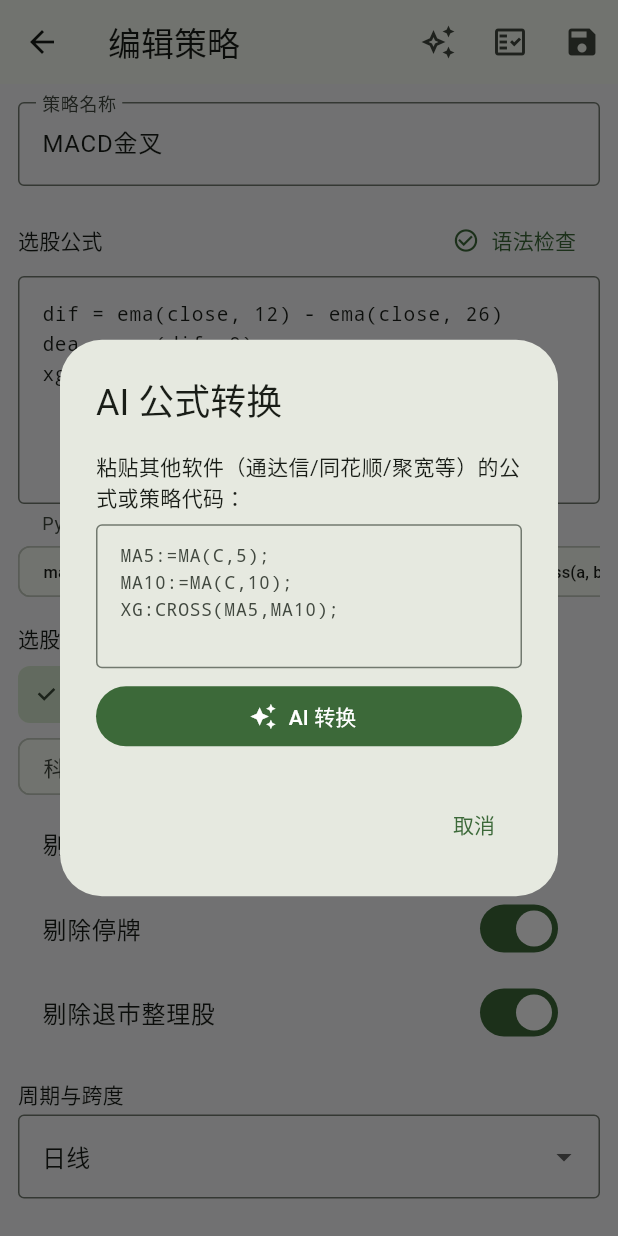
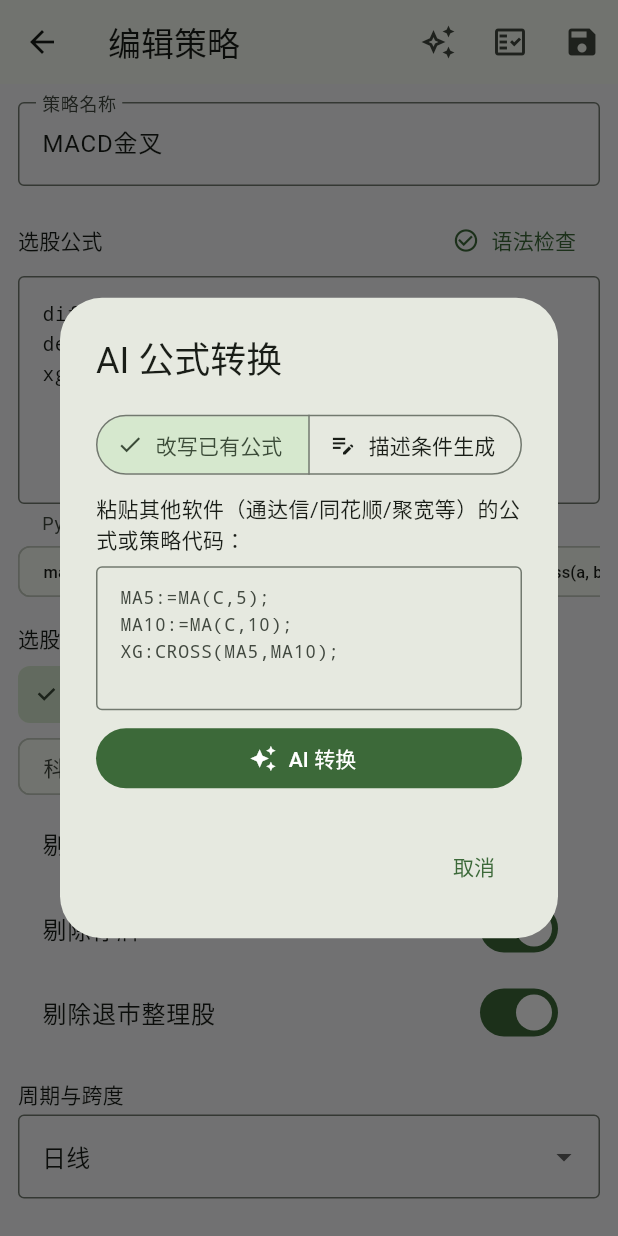
Before and after one commit to EdanVic/tdx-stock-picker, a Flutter app: the StrategyEditPage screen opened directly with sample values from the repository, after a tap on the "auto awesome" icon, on a phone screen of 412 x 824 dp. Run offline on Flutter 3.47's test engine with Material 3 defaults, Android fonts, the phone set to English and light mode, and no system bars; our stand-ins replace share_plus.

Commit message:
feat: V2.3.0 自然语言生成公式 + BARSLAST + 结果单标的删除

```diff
--- a/lib/ui/strategy_edit_page.dart
+++ b/lib/ui/strategy_edit_page.dart
@@ -353,6 +353,7 @@ class AiConvertDialog extends StatefulWidget {
 
 class _AiConvertDialogState extends State<AiConvertDialog> {
   final _input = TextEditingController();
+  AiConvertMode _mode = AiConvertMode.rewrite;
   String _reply = ''; // 模型原始回复（说明 + 代码块）
   String? _error;
   bool _busy = false;
@@ -388,6 +389,7 @@ class _AiConvertDialogState extends State<AiConvertDialog> {
       final result = await converter.convertWithFix(
         foreignCode: _input.text,
         syntaxGuide: guide,
+        mode: _mode,
         onRound: (round, total) {
           if (mounted) {
             setState(() => _phase = '编译未通过，正让 AI 自我修正（第 $round/$total 轮）…');
@@ -435,16 +437,37 @@ class _AiConvertDialogState extends State<AiConvertDialog> {
         child: ListView(
           shrinkWrap: true,
           children: [
-            const Text('粘贴其他软件（通达信/同花顺/聚宽等）的公式或策略代码：'),
+            SegmentedButton<AiConvertMode>(
+              segments: const [
+                ButtonSegment(
+                  value: AiConvertMode.rewrite,
+                  label: Text('改写已有公式'),
+                  icon: Icon(Icons.swap_horiz, size: 18),
+                ),
+                ButtonSegment(
+                  value: AiConvertMode.generate,
+                  label: Text('描述条件生成'),
+                  icon: Icon(Icons.edit_note, size: 18),
+                ),
+              ],
+              selected: {_mode},
+              onSelectionChanged: (s) => setState(() => _mode = s.first),
+            ),
+            const SizedBox(height: 8),
+            Text(_mode == AiConvertMode.rewrite
+                ? '粘贴其他软件（通达信/同花顺/聚宽等）的公式或策略代码：'
+                : '用大白话描述你想要的选股条件，AI 直接帮你写公式，例如"底部放量""回踩 20 日线不破"：'),
             const SizedBox(height: 8),
             TextField(
               controller: _input,
               maxLines: null,
               minLines: 4,
               style: const TextStyle(fontFamily: 'monospace', fontSize: 12),
-              decoration: const InputDecoration(
-                border: OutlineInputBorder(),
-                hintText: 'MA5:=MA(C,5);\nMA10:=MA(C,10);\nXG:CROSS(MA5,MA10);',
+              decoration: InputDecoration(
+                border: const OutlineInputBorder(),
+                hintText: _mode == AiConvertMode.rewrite
+                    ? 'MA5:=MA(C,5);\nMA10:=MA(C,10);\nXG:CROSS(MA5,MA10);'
+                    : '股价创 20 日新低后首次放量上涨，成交量是 5 日均量 2 倍以上',
                 isDense: true,
               ),
             ),
```
